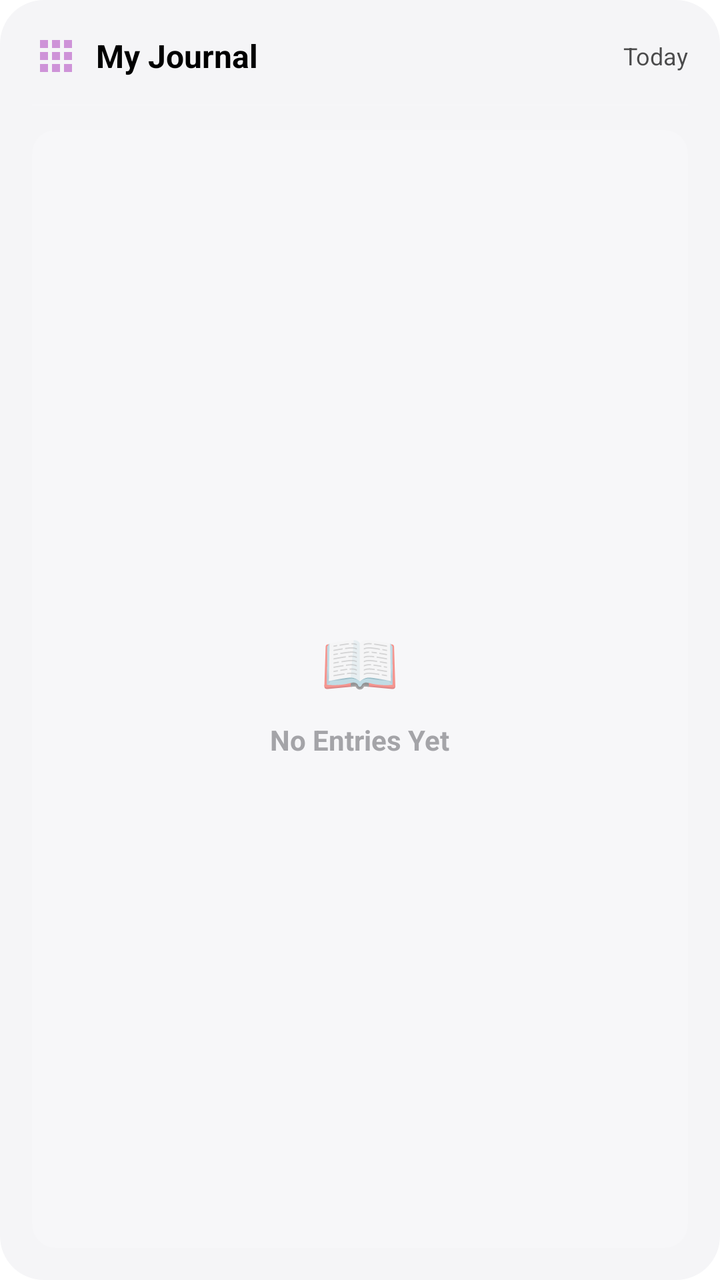
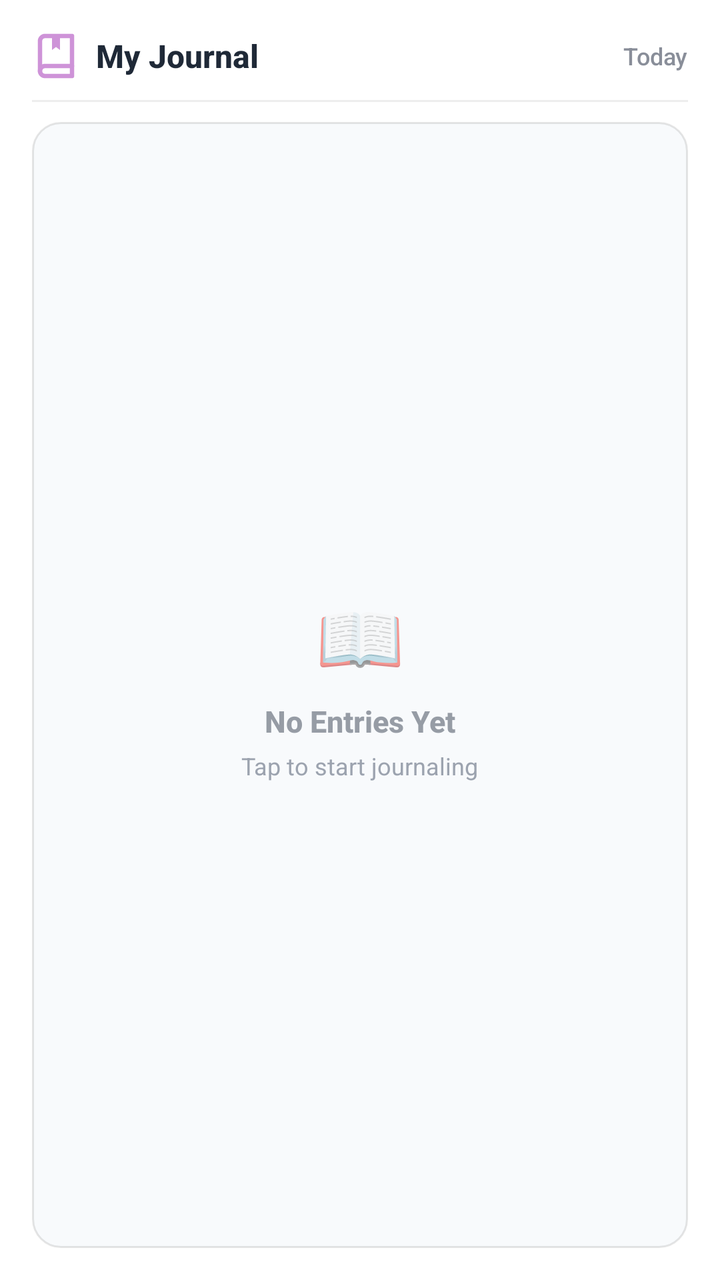

An Android layout rendered at two revisions. The XML below is the earlier revision; the diff shows what the commit changed to produce the second picture.
<!-- AndroidManifest.xml: fallback theme Theme.MaterialComponents.DayNight.NoActionBar -->
<!-- res/layout/journal_widget_layout.xml -->
<?xml version="1.0" encoding="utf-8"?>
<FrameLayout xmlns:android="http://schemas.android.com/apk/res/android"
    android:id="@+id/widget_header"
    android:layout_width="match_parent"
    android:layout_height="match_parent"
    android:background="@drawable/widget_container_background"
    android:padding="16dp"
    android:clickable="true"
    android:focusable="true">

    <LinearLayout
        android:layout_width="match_parent"
        android:layout_height="match_parent"
        android:orientation="vertical">

        
        <LinearLayout
            android:layout_width="match_parent"
            android:layout_height="wrap_content"
            android:gravity="center_vertical"
            android:orientation="horizontal"
            android:paddingBottom="12dp">

            <ImageView
                android:id="@+id/widget_icon"
                android:layout_width="24dp"
                android:layout_height="24dp"
                android:src="@drawable/ic_widget"
                android:tint="#CE93D8"
                android:contentDescription="Icon" />

            <TextView
                android:id="@+id/widget_title"
                android:layout_width="0dp"
                android:layout_height="wrap_content"
                android:layout_weight="1"
                android:layout_marginStart="8dp"
                android:text="My Journal"
                android:textSize="16sp"
                android:textStyle="bold"
                android:textColor="@color/text_primary" />

            <TextView
                android:id="@+id/today_date"
                android:layout_width="wrap_content"
                android:layout_height="wrap_content"
                android:text="Today"
                android:textSize="12sp"
                android:textColor="@color/text_primary"
                android:alpha="0.7" />

        </LinearLayout>

        
        <LinearLayout
            android:layout_width="match_parent"
            android:layout_height="1dp"
            android:background="#FFFFFF"
            android:alpha="0.15" />

        
        <FrameLayout
            android:layout_width="match_parent"
            android:layout_height="0dp"
            android:layout_weight="1"
            android:paddingTop="12dp">

            
            <LinearLayout
                android:id="@+id/empty_state"
                android:layout_width="match_parent"
                android:layout_height="match_parent"
                android:background="@drawable/widget_item_background"
                android:orientation="vertical"
                android:gravity="center"
                android:visibility="visible">

                <TextView
                    android:layout_width="wrap_content"
                    android:layout_height="wrap_content"
                    android:text="📖"
                    android:textSize="32sp" />

                <TextView
                    android:layout_width="wrap_content"
                    android:layout_height="wrap_content"
                    android:layout_marginTop="8dp"
                    android:text="No Entries Yet"
                    android:textSize="14sp"
                    android:textColor="@color/text_secondary"
                    android:alpha="0.8"
                    android:textStyle="bold" />

            </LinearLayout>

            <ListView
                android:id="@+id/journal_list"
                android:layout_width="match_parent"
                android:layout_height="match_parent"
                android:divider="@null"
                android:visibility="gone" />

        </FrameLayout>

    </LinearLayout>

</FrameLayout>
<!-- resources referenced by this layout -->
<resources>
  <color name="text_primary">#000000</color>
  <color name="text_secondary">#8E8E93</color>
  <!-- drawable ic_widget (drawable) -->
  <?xml version="1.0" encoding="utf-8"?>
  <vector xmlns:android="http://schemas.android.com/apk/res/android"
      android:width="24dp"
      android:height="24dp"
      android:viewportWidth="24"
      android:viewportHeight="24">
      <path
          android:fillColor="#FFFFFF"
          android:pathData="M4,8h4V4H4V8zM10,20h4v-4h-4V20zM4,20h4v-4H4V20zM4,14h4v-4H4V14zM10,14h4v-4h-4V14zM16,4v4h4V4H16zM10,8h4V4h-4V8zM16,14h4v-4h-4V14zM16,20h4v-4h-4V20z"/>
  </vector>
  <!-- drawable widget_container_background (drawable) -->
  <?xml version="1.0" encoding="utf-8"?>
  <shape xmlns:android="http://schemas.android.com/apk/res/android"
      android:shape="rectangle">
      <solid android:color="@color/widget_background"/>
      <corners android:radius="22dp"/>
  </shape>
  <!-- drawable widget_item_background (drawable) -->
  <?xml version="1.0" encoding="utf-8"?>
  <shape xmlns:android="http://schemas.android.com/apk/res/android">
      <solid android:color="#30FFFFFF" />
      <corners android:radius="12dp" />
  </shape>
  <color name="widget_background">#F5F5F7</color>
</resources>

<!-- the commit's change to res/layout/journal_widget_layout.xml (unified diff, before → after) -->
@@ -4,13 +4,22 @@
     android:layout_width="match_parent"
     android:layout_height="match_parent"
     android:background="@drawable/widget_container_background"
-    android:padding="16dp"
+    android:padding="0dp"
     android:clickable="true"
     android:focusable="true">
+
+    <ImageView
+        android:id="@+id/widget_bg_image"
+        android:layout_width="match_parent"
+        android:layout_height="match_parent"
+        android:scaleType="centerCrop"
+        android:contentDescription="@null"
+        android:visibility="gone" />
 
     <LinearLayout
         android:layout_width="match_parent"
         android:layout_height="match_parent"
+        android:padding="16dp"
         android:orientation="vertical">
 
         
@@ -19,15 +28,14 @@
             android:layout_height="wrap_content"
             android:gravity="center_vertical"
             android:orientation="horizontal"
-            android:paddingBottom="12dp">
+            android:paddingBottom="10dp">
 
             <ImageView
                 android:id="@+id/widget_icon"
                 android:layout_width="24dp"
                 android:layout_height="24dp"
-                android:src="@drawable/ic_widget"
-                android:tint="#CE93D8"
-                android:contentDescription="Icon" />
+                android:src="@drawable/ic_feature_journal"
+                android:contentDescription="Journal Icon" />
 
             <TextView
                 android:id="@+id/widget_title"
@@ -38,6 +46,7 @@
                 android:text="My Journal"
                 android:textSize="16sp"
                 android:textStyle="bold"
+                android:fontFamily="sans-serif-medium"
                 android:textColor="@color/text_primary" />
 
             <TextView
@@ -46,24 +55,24 @@
                 android:layout_height="wrap_content"
                 android:text="Today"
                 android:textSize="12sp"
-                android:textColor="@color/text_primary"
-                android:alpha="0.7" />
+                android:textColor="@color/text_secondary"
+                android:fontFamily="sans-serif-medium"
+                android:alpha="0.8" />
 
         </LinearLayout>
 
         
-        <LinearLayout
+        <FrameLayout
             android:layout_width="match_parent"
             android:layout_height="1dp"
-            android:background="#FFFFFF"
-            android:alpha="0.15" />
+            android:background="@color/widget_divider" />
 
         
         <FrameLayout
             android:layout_width="match_parent"
             android:layout_height="0dp"
             android:layout_weight="1"
-            android:paddingTop="12dp">
+            android:paddingTop="10dp">
 
             
             <LinearLayout
@@ -79,17 +88,27 @@
                     android:layout_width="wrap_content"
                     android:layout_height="wrap_content"
                     android:text="📖"
-                    android:textSize="32sp" />
+                    android:textSize="36sp" />
 
                 <TextView
                     android:layout_width="wrap_content"
                     android:layout_height="wrap_content"
                     android:layout_marginTop="8dp"
                     android:text="No Entries Yet"
-                    android:textSize="14sp"
+                    android:textSize="15sp"
                     android:textColor="@color/text_secondary"
-                    android:alpha="0.8"
+                    android:fontFamily="sans-serif-medium"
+                    android:alpha="0.7"
                     android:textStyle="bold" />
+
+                <TextView
+                    android:layout_width="wrap_content"
+                    android:layout_height="wrap_content"
+                    android:layout_marginTop="4dp"
+                    android:text="Tap to start journaling"
+                    android:textSize="12sp"
+                    android:textColor="@color/text_tertiary"
+                    android:fontFamily="sans-serif" />
 
             </LinearLayout>
 
@@ -98,6 +117,11 @@
                 android:layout_width="match_parent"
                 android:layout_height="match_parent"
                 android:divider="@null"
+                android:dividerHeight="0dp"
+                android:scrollbars="none"
+                android:fadingEdge="vertical"
+                android:fadingEdgeLength="24dp"
+                android:clipToPadding="false"
                 android:visibility="gone" />
 
         </FrameLayout>
<!-- resource entries referenced after the edit -->
@@ -1,17 +1,34 @@
 <!-- resources referenced by this layout -->
 <resources>
-  <color name="text_primary">#000000</color>
-  <color name="text_secondary">#8E8E93</color>
-  <!-- drawable ic_widget (drawable) -->
-  <?xml version="1.0" encoding="utf-8"?>
+  <color name="text_primary">#1F2937</color>
+  <color name="text_secondary">#6B7280</color>
+  <color name="text_tertiary">#9CA3AF</color>
+  <color name="widget_divider">#12000000</color>
+  <!-- drawable ic_feature_journal (drawable) -->
   <vector xmlns:android="http://schemas.android.com/apk/res/android"
       android:width="24dp"
       android:height="24dp"
       android:viewportWidth="24"
       android:viewportHeight="24">
+      
       <path
-          android:fillColor="#FFFFFF"
-          android:pathData="M4,8h4V4H4V8zM10,20h4v-4h-4V20zM4,20h4v-4H4V20zM4,14h4v-4H4V14zM10,14h4v-4h-4V14zM16,4v4h4V4H16zM10,8h4V4h-4V8zM16,14h4v-4h-4V14zM16,20h4v-4h-4V20z"/>
+          android:fillColor="#00000000"
+          android:strokeColor="#CE93D8"
+          android:strokeWidth="2.2"
+          android:strokeLineCap="round"
+          android:strokeLineJoin="round"
+          android:pathData="M4,19.5A2.5,2.5 0 0,1 6.5,17H20"/>
+      <path
+          android:fillColor="#00000000"
+          android:strokeColor="#CE93D8"
+          android:strokeWidth="2.2"
+          android:strokeLineCap="round"
+          android:strokeLineJoin="round"
+          android:pathData="M6.5,2H20V22H6.5A2.5,2.5 0 0,1 4,19.5V4.5A2.5,2.5 0 0,1 6.5,2Z"/>
+      
+      <path
+          android:fillColor="#CE93D8"
+          android:pathData="M10,2H14V9L12,7.5L10,9V2Z"/>
   </vector>
   <!-- drawable widget_container_background (drawable) -->
   <?xml version="1.0" encoding="utf-8"?>
@@ -22,10 +39,14 @@
   </shape>
   <!-- drawable widget_item_background (drawable) -->
   <?xml version="1.0" encoding="utf-8"?>
-  <shape xmlns:android="http://schemas.android.com/apk/res/android">
-      <solid android:color="#30FFFFFF" />
-      <corners android:radius="12dp" />
+  <shape xmlns:android="http://schemas.android.com/apk/res/android"
+      android:shape="rectangle">
+      <solid android:color="@color/widget_surface_translucent" />
+      <corners android:radius="14dp" />
+      <stroke android:width="1dp" android:color="@color/widget_card_border" />
   </shape>
-  <color name="widget_background">#F5F5F7</color>
+  <color name="widget_background">#FFFFFF</color>
+  <color name="widget_surface_translucent">#F8FAFC</color>
+  <color name="widget_card_border">#1A000000</color>
 </resources>
 
